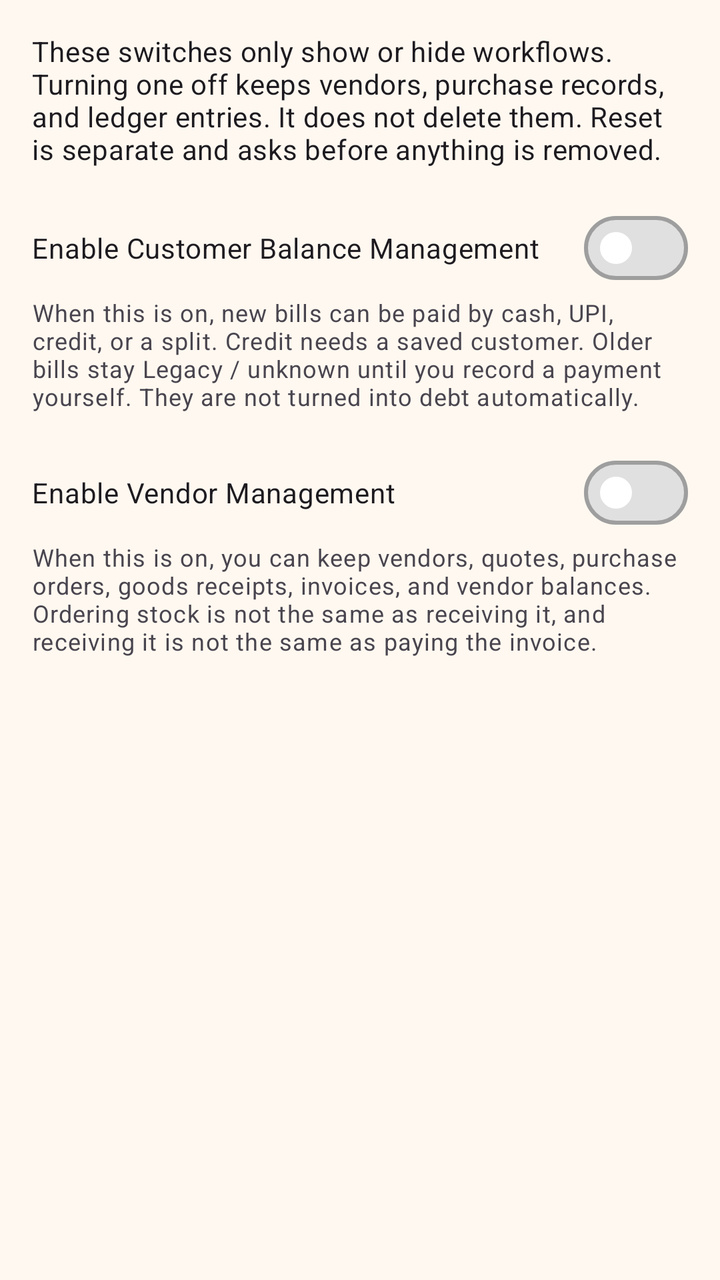
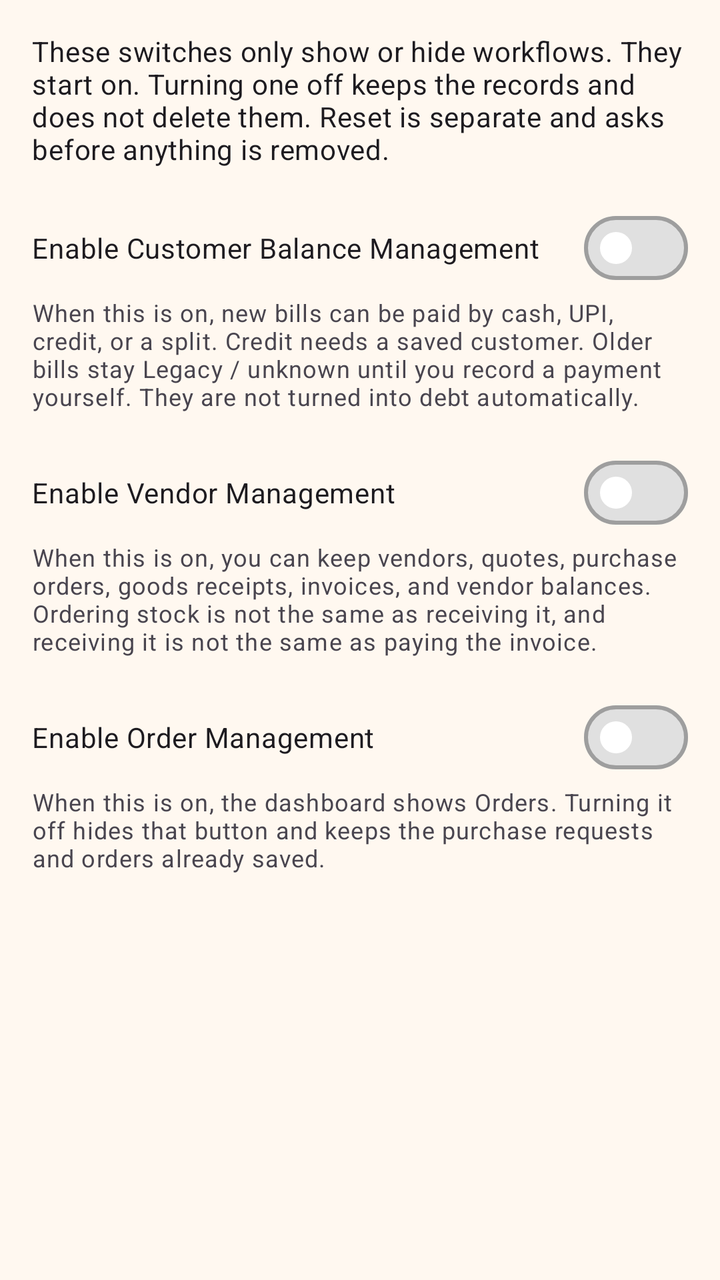

Compare the two renders of this Android layout. The source of the first and the diff that turns it into the second are given below.
<!-- AndroidManifest.xml: application theme Theme.VikrSaathi -->
<!-- res/layout/fragment_accounts_settings.xml -->
<?xml version="1.0" encoding="utf-8"?>
<ScrollView xmlns:android="http://schemas.android.com/apk/res/android"
    xmlns:app="http://schemas.android.com/apk/res-auto"
    android:layout_width="match_parent"
    android:layout_height="match_parent">

    <LinearLayout
        android:layout_width="match_parent"
        android:layout_height="wrap_content"
        android:orientation="vertical"
        android:padding="16dp">

        <TextView
            android:layout_width="match_parent"
            android:layout_height="wrap_content"
            android:text="@string/accounts_settings_hint"
            android:textAppearance="?attr/textAppearanceBodyMedium" />

        <com.google.android.material.materialswitch.MaterialSwitch
            android:id="@+id/switchCustomerBalances"
            android:layout_width="match_parent"
            android:layout_height="wrap_content"
            android:layout_marginTop="16dp"
            android:text="@string/enable_customer_balances" />

        <TextView
            android:layout_width="match_parent"
            android:layout_height="wrap_content"
            android:text="@string/enable_customer_balances_hint"
            android:textAppearance="?attr/textAppearanceBodySmall" />

        <com.google.android.material.materialswitch.MaterialSwitch
            android:id="@+id/switchVendorManagement"
            android:layout_width="match_parent"
            android:layout_height="wrap_content"
            android:layout_marginTop="16dp"
            android:text="@string/enable_vendor_management" />

        <TextView
            android:layout_width="match_parent"
            android:layout_height="wrap_content"
            android:text="@string/enable_vendor_management_hint"
            android:textAppearance="?attr/textAppearanceBodySmall" />
    </LinearLayout>
</ScrollView>
<!-- resources referenced by this layout -->
<resources>
  <string name="accounts_settings_hint">These switches only show or hide workflows. Turning one off keeps vendors, purchase records, and ledger entries. It does not delete them. Reset is separate and asks before anything is removed.</string>
  <string name="enable_customer_balances">Enable Customer Balance Management</string>
  <string name="enable_customer_balances_hint">When this is on, new bills can be paid by cash, UPI, credit, or a split. Credit needs a saved customer. Older bills stay Legacy / unknown until you record a payment yourself. They are not turned into debt automatically.</string>
  <string name="enable_vendor_management">Enable Vendor Management</string>
  <string name="enable_vendor_management_hint">When this is on, you can keep vendors, quotes, purchase orders, goods receipts, invoices, and vendor balances. Ordering stock is not the same as receiving it, and receiving it is not the same as paying the invoice.</string>
  <style name="Theme.VikrSaathi" parent="Theme.Material3.DayNight.NoActionBar">
          <item name="colorPrimary">@color/orange_primary</item>
          <item name="colorPrimaryDark">@color/orange_primary_dark</item>
          <item name="colorPrimaryVariant">@color/orange_primary_dark</item>
          <item name="colorOnPrimary">@color/orange_on_primary</item>
          <item name="colorSecondary">@color/orange_accent</item>
          <item name="colorSecondaryVariant">@color/orange_700</item>
          <item name="colorOnSecondary">@color/black</item>
          <item name="colorPrimaryContainer">@color/orange_100</item>
          <item name="colorOnPrimaryContainer">@color/orange_900</item>
          <item name="colorSurface">@color/surface_card</item>
          <item name="colorOnSurface">@color/text_primary_dark</item>
          <item name="colorSurfaceVariant">@color/orange_surface</item>
          <item name="colorOnSurfaceVariant">@color/text_secondary_dark</item>
          <item name="colorOutline">@color/stroke_default</item>
          <item name="colorOutlineVariant">@color/stroke_subtle</item>
          <item name="android:colorBackground">@color/orange_surface</item>
          <item name="android:statusBarColor">@color/orange_primary_dark</item>
          <item name="android:navigationBarColor">@color/orange_primary_dark</item>
          <item name="materialSwitchStyle">@style/VikrSaathiSwitch</item>
          <item name="materialButtonOutlinedStyle">@style/VikrSaathiOutlinedButton</item>
      </style>
  <color name="orange_primary">#F57C00</color>
  <color name="orange_primary_dark">#E65100</color>
  <color name="orange_on_primary">#FFFFFF</color>
  <color name="orange_accent">#FFB74D</color>
  <color name="orange_700">#F57C00</color>
  <color name="black">#FF000000</color>
  <color name="orange_100">#FFE0B2</color>
  <color name="orange_900">#E65100</color>
  <color name="surface_card">#FFFFFF</color>
  <color name="text_primary_dark">#212121</color>
  <color name="orange_surface">#FFF8F0</color>
  <color name="text_secondary_dark">#5D4037</color>
  <color name="stroke_default">@color/orange_200</color>
  <color name="stroke_subtle">@color/orange_100</color>
  <style name="VikrSaathiSwitch" parent="Widget.Material3.CompoundButton.MaterialSwitch">
          <item name="thumbTint">@color/switch_thumb_tint</item>
          <item name="trackTint">@color/switch_track_tint</item>
          <item name="trackDecorationTint">@color/switch_track_decoration_tint</item>
      </style>
  <style name="VikrSaathiOutlinedButton" parent="Widget.Material3.Button.OutlinedButton">
          <item name="android:textColor">@color/button_outlined_text</item>
          <item name="strokeColor">@color/button_outlined_stroke</item>
      </style>
  <color name="orange_200">#FFCC80</color>
</resources>

<!-- the commit's change to res/layout/fragment_accounts_settings.xml (unified diff, before → after) -->
@@ -41,5 +41,18 @@
             android:layout_height="wrap_content"
             android:text="@string/enable_vendor_management_hint"
             android:textAppearance="?attr/textAppearanceBodySmall" />
+
+        <com.google.android.material.materialswitch.MaterialSwitch
+            android:id="@+id/switchOrderManagement"
+            android:layout_width="match_parent"
+            android:layout_height="wrap_content"
+            android:layout_marginTop="16dp"
+            android:text="@string/enable_order_management" />
+
+        <TextView
+            android:layout_width="match_parent"
+            android:layout_height="wrap_content"
+            android:text="@string/enable_order_management_hint"
+            android:textAppearance="?attr/textAppearanceBodySmall" />
     </LinearLayout>
 </ScrollView>
<!-- resource entries referenced after the edit -->
@@ -1,8 +1,10 @@
 <!-- resources referenced by this layout -->
 <resources>
-  <string name="accounts_settings_hint">These switches only show or hide workflows. Turning one off keeps vendors, purchase records, and ledger entries. It does not delete them. Reset is separate and asks before anything is removed.</string>
+  <string name="accounts_settings_hint">These switches only show or hide workflows. They start on. Turning one off keeps the records and does not delete them. Reset is separate and asks before anything is removed.</string>
   <string name="enable_customer_balances">Enable Customer Balance Management</string>
   <string name="enable_customer_balances_hint">When this is on, new bills can be paid by cash, UPI, credit, or a split. Credit needs a saved customer. Older bills stay Legacy / unknown until you record a payment yourself. They are not turned into debt automatically.</string>
+  <string name="enable_order_management">Enable Order Management</string>
+  <string name="enable_order_management_hint">When this is on, the dashboard shows Orders. Turning it off hides that button and keeps the purchase requests and orders already saved.</string>
   <string name="enable_vendor_management">Enable Vendor Management</string>
   <string name="enable_vendor_management_hint">When this is on, you can keep vendors, quotes, purchase orders, goods receipts, invoices, and vendor balances. Ordering stock is not the same as receiving it, and receiving it is not the same as paying the invoice.</string>
   <style name="Theme.VikrSaathi" parent="Theme.Material3.DayNight.NoActionBar">
